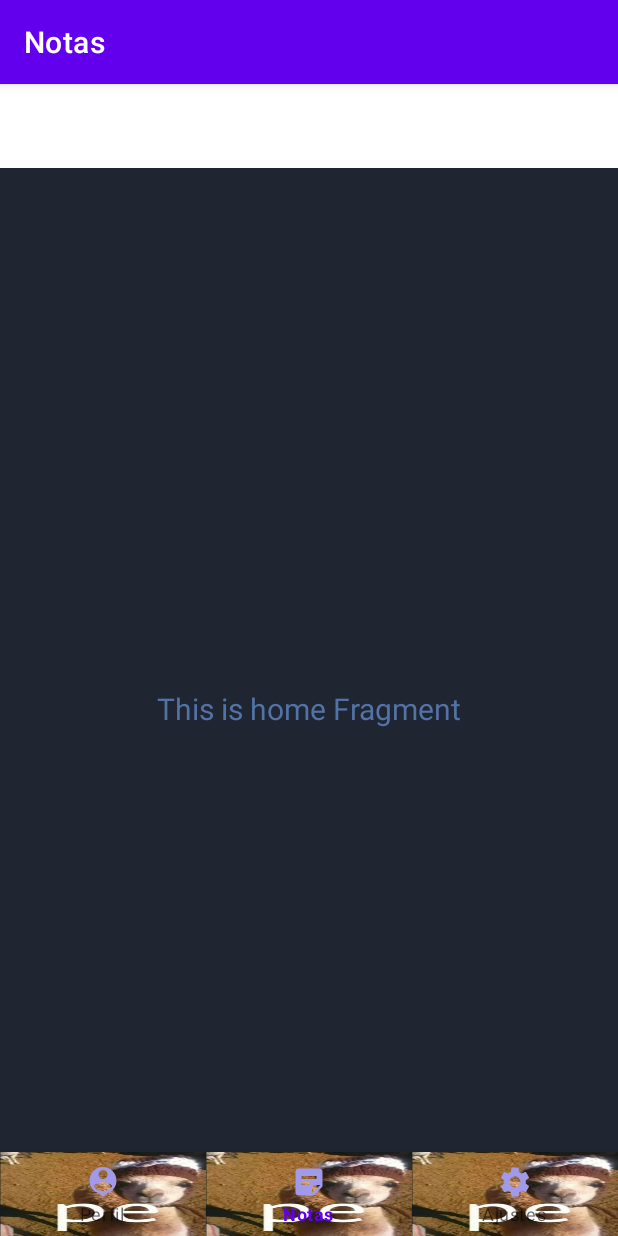
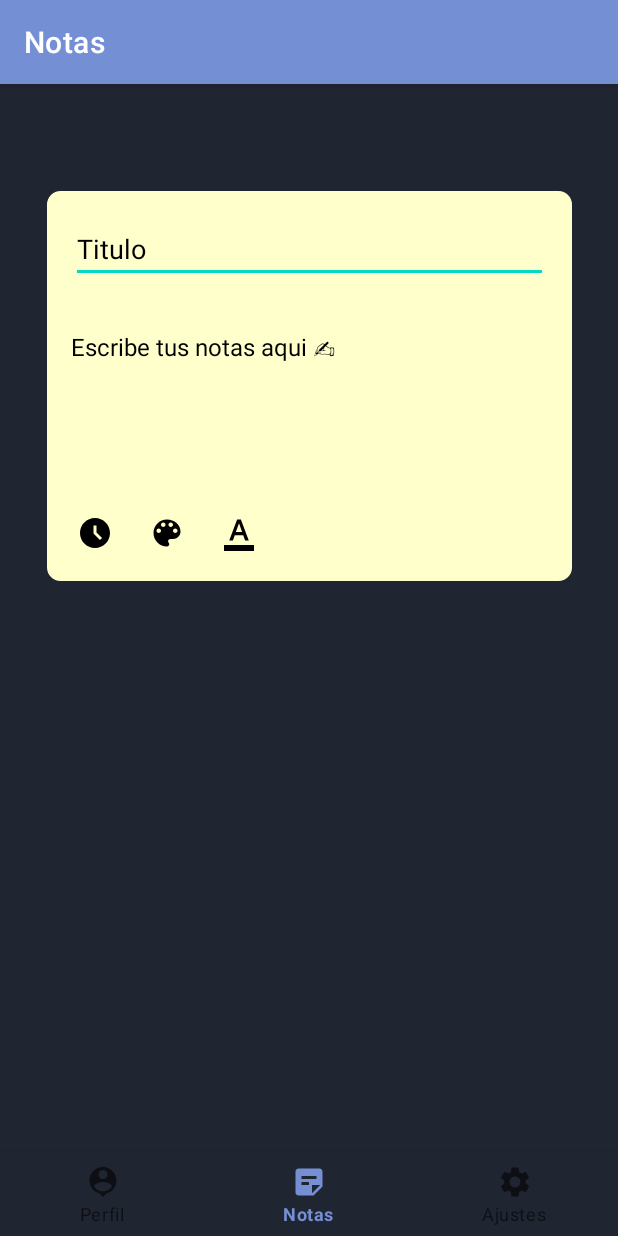
Before and after one commit to drums71ck/MyReminder, an Android app: the HomeFragment screen opened directly, with no data from a screen before it, on a phone screen of 412 x 824 dp. Run offline under Robolectric (Android 15) with nearby library versions, the phone set to English and light mode, and no system bars; our stand-ins replace navigation-ui.

Commit message:
muchas cosas

```diff
--- a/app/build.gradle
+++ b/app/build.gradle
@@ -43,6 +43,8 @@ android {
 
 dependencies {
 
+    implementation 'com.jaredrummler:colorpicker:1.1.0'
+
     implementation 'androidx.core:core-ktx:1.7.0'
     implementation 'androidx.appcompat:appcompat:1.6.1'
     implementation 'com.google.android.material:material:1.8.0'
@@ -53,6 +55,7 @@ dependencies {
     implementation 'androidx.navigation:navigation-ui-ktx:2.5.2'
     testImplementation 'junit:junit:4.13.2'
     androidTestImplementation 'androidx.test.ext:junit:1.1.5'
+
     androidTestImplementation 'androidx.test.espresso:espresso-core:3.5.1'
     implementation 'androidx.cardview:cardview:1.0.0'
 
--- a/app/src/main/java/com/example/myreminder/notes.kt
+++ b/app/src/main/java/com/example/myreminder/notes.kt
@@ -14,7 +14,6 @@ class notes : AppCompatActivity() {
 
     private lateinit var binding: ActivityNotesBinding
     private lateinit var mediaPlayer: MediaPlayer
-
 
     override fun onCreate(savedInstanceState: Bundle?) {
         super.onCreate(savedInstanceState)
@@ -35,7 +34,7 @@ class notes : AppCompatActivity() {
         setupActionBarWithNavController(navController, appBarConfiguration)
         navView.setupWithNavController(navController)
 
-        mediaPlayer = MediaPlayer.create(this,R.raw.click_sound)
+        mediaPlayer = MediaPlayer.create(this, R.raw.click_sound)
 
         navView.setOnNavigationItemSelectedListener { menuItem ->
             // Reproducir sonido al presionar un elemento del Navigation Bar
@@ -43,15 +42,18 @@ class notes : AppCompatActivity() {
 
             when (menuItem.itemId) {
                 R.id.navigation_home -> {
-                    // Lógica para el elemento Home
+
+                    navController.navigate(R.id.navigation_home)
                     true
                 }
                 R.id.navigation_dashboard -> {
-                    // Lógica para el elemento Dashboard
+
+                    navController.navigate(R.id.navigation_dashboard)
                     true
                 }
                 R.id.navigation_notifications -> {
-                    // Lógica para el elemento Notifications
+
+                    navController.navigate(R.id.navigation_notifications)
                     true
                 }
                 else -> false
--- a/app/src/main/java/com/example/myreminder/ui/home/HomeFragment.kt
+++ b/app/src/main/java/com/example/myreminder/ui/home/HomeFragment.kt
@@ -1,18 +1,31 @@
 package com.example.myreminder.ui.home
 
+import android.graphics.Color
+import android.media.Image
 import android.os.Bundle
 import android.view.LayoutInflater
 import android.view.View
 import android.view.ViewGroup
-import android.widget.TextView
+import android.widget.EditText
+import android.widget.ImageButton
+import android.widget.PopupWindow
+import android.widget.RelativeLayout
+
 import androidx.fragment.app.Fragment
 import androidx.lifecycle.ViewModelProvider
+import com.example.myreminder.R
 import com.example.myreminder.databinding.FragmentHomeBinding
+import java.util.Random
 
 class HomeFragment : Fragment() {
 
     private var _binding: FragmentHomeBinding? = null
-
+    private var pickerColor : PopupWindow? = null
+    lateinit var btnColorPicker : ImageButton
+    lateinit var btnTextColor: ImageButton
+    lateinit var btnClock: ImageButton
+    lateinit var txtTittle: EditText
+    lateinit var txtContent: EditText
     // This property is only valid between onCreateView and
     // onDestroyView.
     private val binding get() = _binding!!
@@ -27,16 +40,40 @@ class HomeFragment : Fragment() {
 
         _binding = FragmentHomeBinding.inflate(inflater, container, false)
         val root: View = binding.root
-
-        val textView: TextView = binding.textHome
-        homeViewModel.text.observe(viewLifecycleOwner) {
-            textView.text = it
+        val postItLayout = root.findViewById<RelativeLayout>(R.id.postItLayout)
+        btnColorPicker = root.findViewById(R.id.colorButton)
+        txtTittle = root.findViewById(R.id.titleEditText)
+        txtContent = root.findViewById(R.id.contentEditText)
+        btnTextColor = root.findViewById(R.id.textColorButton)
+        btnColorPicker.setOnClickListener(){
+            randomColor(postItLayout)
+        }
+        btnTextColor.setOnClickListener(){
+            randomTextColor()
         }
         return root
     }
+
+
 
     override fun onDestroyView() {
         super.onDestroyView()
         _binding = null
     }
+    fun randomColor(postItLayout: RelativeLayout) {
+        val rnd = Random()
+        val colorT: Int = Color.argb(255, rnd.nextInt(256), rnd.nextInt(256), rnd.nextInt(256))
+
+        postItLayout.setBackgroundColor(colorT)
+    }
+    fun randomTextColor() {
+        val rnd = Random()
+        val colorT: Int = Color.argb(255, rnd.nextInt(256), rnd.nextInt(256), rnd.nextInt(256))
+
+        txtContent.setTextColor(colorT)
+        txtTittle.setTextColor(colorT)
+    }
+
+
+
 }
--- /dev/null
+++ b/app/src/main/res/drawable/ic_clock.xml
@@ -0,0 +1,5 @@
+<vector android:height="24dp" android:tint="#000000"
+    android:viewportHeight="24" android:viewportWidth="24"
+    android:width="24dp" xmlns:android="http://schemas.android.com/apk/res/android">
+    <path android:fillColor="@android:color/white" android:pathData="M11.99,2C6.47,2 2,6.48 2,12s4.47,10 9.99,10C17.52,22 22,17.52 22,12S17.52,2 11.99,2zM15.29,16.71L11,12.41V7h2v4.59l3.71,3.71L15.29,16.71z"/>
+</vector>
--- /dev/null
+++ b/app/src/main/res/drawable/ic_color.xml
@@ -0,0 +1,5 @@
+<vector android:height="24dp" android:tint="#000000"
+    android:viewportHeight="24" android:viewportWidth="24"
+    android:width="24dp" xmlns:android="http://schemas.android.com/apk/res/android">
+    <path android:fillColor="@android:color/white" android:pathData="M12,3c-4.97,0 -9,4.03 -9,9s4.03,9 9,9c0.83,0 1.5,-0.67 1.5,-1.5 0,-0.39 -0.15,-0.74 -0.39,-1.01 -0.23,-0.26 -0.38,-0.61 -0.38,-0.99 0,-0.83 0.67,-1.5 1.5,-1.5L16,16c2.76,0 5,-2.24 5,-5 0,-4.42 -4.03,-8 -9,-8zM6.5,12c-0.83,0 -1.5,-0.67 -1.5,-1.5S5.67,9 6.5,9 8,9.67 8,10.5 7.33,12 6.5,12zM9.5,8C8.67,8 8,7.33 8,6.5S8.67,5 9.5,5s1.5,0.67 1.5,1.5S10.33,8 9.5,8zM14.5,8c-0.83,0 -1.5,-0.67 -1.5,-1.5S13.67,5 14.5,5s1.5,0.67 1.5,1.5S15.33,8 14.5,8zM17.5,12c-0.83,0 -1.5,-0.67 -1.5,-1.5S16.67,9 17.5,9s1.5,0.67 1.5,1.5 -0.67,1.5 -1.5,1.5z"/>
+</vector>
--- /dev/null
+++ b/app/src/main/res/drawable/ic_text_color.xml
@@ -0,0 +1,5 @@
+<vector android:height="24dp" android:tint="#000000"
+    android:viewportHeight="24" android:viewportWidth="24"
+    android:width="24dp" xmlns:android="http://schemas.android.com/apk/res/android">
+    <path android:fillColor="@android:color/white" android:pathData="M2,20h20v4H2V20zM5.49,17h2.42l1.27,-3.58h5.65L16.09,17h2.42L13.25,3h-2.5L5.49,17zM9.91,11.39l2.03,-5.79h0.12l2.03,5.79H9.91z"/>
+</vector>
--- /dev/null
+++ b/app/src/main/res/drawable/post_it_background.xml
@@ -0,0 +1,9 @@
+<?xml version="1.0" encoding="utf-8"?>
+<shape xmlns:android="http://schemas.android.com/apk/res/android"
+    android:shape="rectangle">
+    <solid android:color="#FFFFCC" />
+    <corners android:radius="8dp" />
+    <stroke
+        android:color="@color/postItBackgroundColor"
+        android:width="2dp" />
+</shape>
--- a/app/src/main/res/layout/activity_main.xml
+++ b/app/src/main/res/layout/activity_main.xml
@@ -4,7 +4,7 @@
     xmlns:tools="http://schemas.android.com/tools"
     android:layout_width="match_parent"
     android:layout_height="match_parent"
-    android:background="@color/black_blued"
+    android:background="@drawable/wallpaper_my"
     tools:context=".MainActivity">
 
     <ImageView
--- a/app/src/main/res/layout/activity_notes.xml
+++ b/app/src/main/res/layout/activity_notes.xml
@@ -2,6 +2,7 @@
 <androidx.constraintlayout.widget.ConstraintLayout xmlns:android="http://schemas.android.com/apk/res/android"
     xmlns:app="http://schemas.android.com/apk/res-auto"
     android:id="@+id/container"
+    android:background="@color/black_blued"
     android:layout_width="match_parent"
     android:layout_height="match_parent"
     android:paddingTop="?attr/actionBarSize">
@@ -10,9 +11,7 @@
         android:id="@+id/nav_view"
         android:layout_width="0dp"
         android:layout_height="wrap_content"
-        android:background="?android:attr/windowBackground"
-        app:itemBackground="@drawable/pe"
-        app:itemIconTint="@color/purple_blue"
+        android:background="@color/black_blued"
         app:layout_constraintBottom_toBottomOf="parent"
         app:layout_constraintLeft_toLeftOf="parent"
         app:layout_constraintRight_toRightOf="parent"
--- a/app/src/main/res/layout/activity_register.xml
+++ b/app/src/main/res/layout/activity_register.xml
@@ -4,7 +4,7 @@
     xmlns:tools="http://schemas.android.com/tools"
     android:layout_width="match_parent"
     android:layout_height="match_parent"
-    android:background="@color/black_blued"
+    android:background="@drawable/wallpaper_my"
     tools:context=".Register">
 
     <include
--- /dev/null
+++ b/app/src/main/res/layout/color_picker_popup.xml
@@ -0,0 +1,10 @@
+<?xml version="1.0" encoding="utf-8"?>
+<LinearLayout xmlns:android="http://schemas.android.com/apk/res/android"
+    android:layout_width="wrap_content"
+    android:layout_height="wrap_content"
+    android:orientation="vertical"
+    android:padding="16dp">
+
+    <!-- Aquí puedes agregar elementos como botones, vistas de color, etc. para que el usuario pueda elegir el color -->
+
+</LinearLayout>
--- a/app/src/main/res/layout/fragment_home.xml
+++ b/app/src/main/res/layout/fragment_home.xml
@@ -5,20 +5,16 @@
     android:layout_width="match_parent"
     android:layout_height="match_parent"
     android:background="@color/black_blued"
-    tools:context=".ui.home.HomeFragment">
+    >
 
-    <TextView
-        android:id="@+id/text_home"
-        android:textColor="@color/gray_blued"
+    <include
+        android:id="@+id/postItLayout"
+        layout="@layout/post_it"
 
-        android:layout_width="match_parent"
-        android:layout_height="wrap_content"
-        android:layout_marginStart="8dp"
-        android:layout_marginTop="8dp"
-        android:layout_marginEnd="8dp"
-        android:textAlignment="center"
-        android:textSize="20sp"
-        app:layout_constraintBottom_toBottomOf="parent"
+        android:layout_width="350dp"
+        android:layout_height="260dp"
+        android:layout_gravity="center_horizontal"
+        android:layout_margin="15dp"
         app:layout_constraintEnd_toEndOf="parent"
         app:layout_constraintStart_toStartOf="parent"
         app:layout_constraintTop_toTopOf="parent" />
--- /dev/null
+++ b/app/src/main/res/layout/post_it.xml
@@ -0,0 +1,71 @@
+<RelativeLayout xmlns:android="http://schemas.android.com/apk/res/android"
+    android:layout_width="350dp"
+    android:layout_height="260dp"
+    android:layout_margin="15dp"
+    android:layout_gravity="center_horizontal"
+    android:background="@drawable/post_it_background">
+
+    <EditText
+        android:id="@+id/titleEditText"
+        android:layout_width="match_parent"
+        android:layout_height="wrap_content"
+        android:layout_marginStart="16dp"
+        android:layout_marginTop="16dp"
+        android:layout_marginEnd="16dp"
+        android:layout_marginBottom="16dp"
+        android:hint="@string/str_postIt_tittle"
+        android:textColorHint="@color/black"
+        android:textColor="@android:color/black"
+        android:textSize="18sp" />
+
+    <EditText
+        android:id="@+id/contentEditText"
+        android:layout_width="303dp"
+        android:layout_height="90dp"
+        android:layout_below="@id/titleEditText"
+        android:layout_alignBottom="@+id/containerButton"
+        android:layout_marginStart="16dp"
+        android:layout_marginTop="15dp"
+        android:layout_marginEnd="16dp"
+        android:layout_marginBottom="70dp"
+        android:background="@android:color/transparent"
+        android:gravity="start"
+        android:hint="@string/str_content_postIt"
+        android:textColor="@android:color/black"
+        android:textColorHint="@color/black"
+        android:textSize="16sp" />
+
+    <LinearLayout
+        android:id="@+id/containerButton"
+        android:layout_width="wrap_content"
+        android:layout_height="48dp"
+        android:layout_alignParentBottom="true"
+        android:layout_alignParentStart="true"
+        android:layout_margin="8dp"
+        android:orientation="horizontal"
+        android:gravity="center_vertical">
+
+        <ImageButton
+            android:id="@+id/clockButton"
+            android:layout_width="48dp"
+            android:layout_height="48dp"
+            android:background="@android:color/transparent"
+            android:src="@drawable/ic_clock" />
+
+        <ImageButton
+            android:id="@+id/colorButton"
+            android:layout_width="48dp"
+            android:layout_height="48dp"
+            android:background="@android:color/transparent"
+            android:src="@drawable/ic_color" />
+
+        <ImageButton
+            android:id="@+id/textColorButton"
+            android:layout_width="48dp"
+            android:layout_height="48dp"
+            android:background="@android:color/transparent"
+            android:src="@drawable/ic_text_color" />
+
+    </LinearLayout>
+
+</RelativeLayout>
--- a/app/src/main/res/values-night/themes.xml
+++ b/app/src/main/res/values-night/themes.xml
@@ -2,7 +2,7 @@
     <!-- Base application theme. -->
     <style name="Theme.MyReminder" parent="Theme.MaterialComponents.DayNight.DarkActionBar">
         <!-- Primary brand color. -->
-        <item name="colorPrimary">@color/purple_200</item>
+        <item name="colorPrimary">@color/blue</item>
         <item name="colorPrimaryVariant">@color/purple_700</item>
         <item name="colorOnPrimary">@color/black</item>
         <!-- Secondary brand color. -->
--- a/app/src/main/res/values/colors.xml
+++ b/app/src/main/res/values/colors.xml
@@ -12,4 +12,6 @@
     <color name="blue">#748fd3</color>
     <color name="gray_blued">#5273a6</color>
     <color name="black_blued">#202532</color>
+    <color name="postItBackgroundColor">#FFFFCC</color>
+
 </resources>
--- a/app/src/main/res/values/strings.xml
+++ b/app/src/main/res/values/strings.xml
@@ -10,4 +10,6 @@
     <string name="title_dashboard">Perfil</string>
     <string name="title_notifications">Ajustes</string>
     <string name="title_activity_notes">notes</string>
+    <string name="str_postIt_tittle">Titulo</string>
+    <string name="str_content_postIt">Escribe tus notas aqui ✍</string>
 </resources>
--- a/app/src/main/res/values/themes.xml
+++ b/app/src/main/res/values/themes.xml
@@ -3,9 +3,9 @@
     <style name="Theme.MyReminder" parent="Theme.MaterialComponents.DayNight.DarkActionBar">
         <!-- Primary brand color. -->
 
-        <item name="colorPrimary">@color/purple_500</item>
+        <item name="colorPrimary">@color/blue</item>
         <item name="colorPrimaryVariant">@color/purple_700</item>
-        <item name="colorOnPrimary">@color/white</item>
+        <item name="colorOnPrimary">@color/black</item>
         <!-- Secondary brand color. -->
         <item name="colorSecondary">@color/teal_200</item>
         <item name="colorSecondaryVariant">@color/teal_700</item>
```
Also changed, not shown: app/src/main/res/drawable/wallpaper_my.jpg (added), 1 other file.
